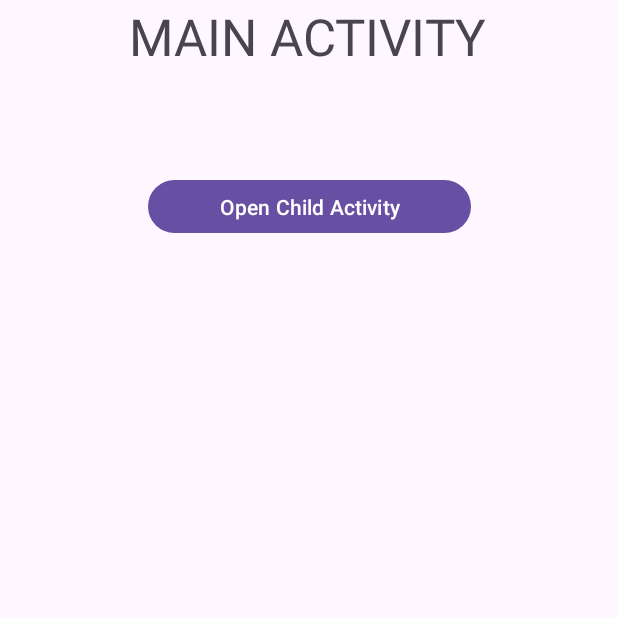
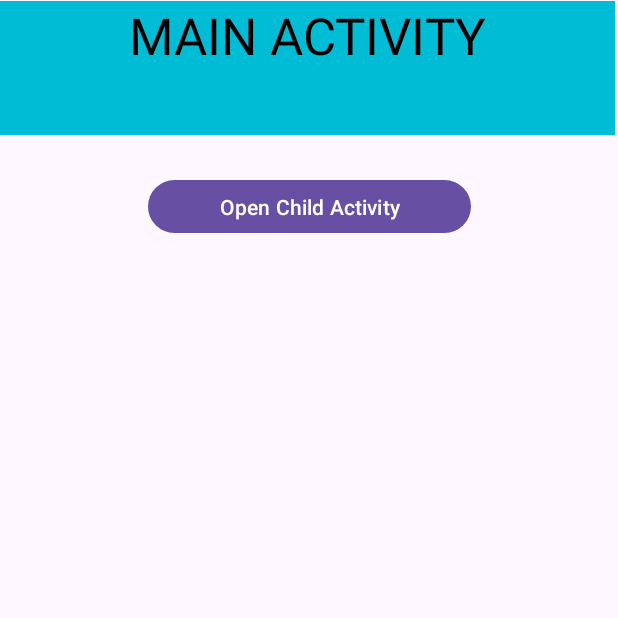
Before and after one commit to tranhieu243/CSE441_PRATICE, an Android app: the screen it shows after launch (MainActivity), on a phone screen of 412 x 824 dp, the top half of it. Run offline under Robolectric (Android 15) with nearby library versions, the phone set to English and light mode, and no system bars.

Commit message:
update Ex07

```diff
--- a/Ex07/app/src/main/AndroidManifest.xml
+++ b/Ex07/app/src/main/AndroidManifest.xml
@@ -21,6 +21,7 @@
                 <category android:name="android.intent.category.LAUNCHER" />
             </intent-filter>
         </activity>
+        <activity android:name=".ChildActivity"></activity>
     </application>
 
 </manifest>
--- a/Ex07/app/src/main/java/com/example/ex07/MainActivity.java
+++ b/Ex07/app/src/main/java/com/example/ex07/MainActivity.java
@@ -1,6 +1,9 @@
 package com.example.ex07;
 
+import android.content.Intent;
 import android.os.Bundle;
+import android.view.View;
+import android.widget.Button;
 
 import androidx.activity.EdgeToEdge;
 import androidx.appcompat.app.AppCompatActivity;
@@ -9,12 +12,23 @@ import androidx.core.view.ViewCompat;
 import androidx.core.view.WindowInsetsCompat;
 
 public class MainActivity extends AppCompatActivity {
+    Button btn_changeToChild;
 
     @Override
     protected void onCreate(Bundle savedInstanceState) {
         super.onCreate(savedInstanceState);
         EdgeToEdge.enable(this);
         setContentView(R.layout.activity_main);
+
+        btn_changeToChild = findViewById(R.id.btn_changeToChild);
+        btn_changeToChild.setOnClickListener(new View.OnClickListener() {
+            @Override
+            public void onClick(View v) {
+                Intent intent1 = new Intent(MainActivity.this, ChildActivity.class);
+                startActivity(intent1);
+            }
+        });
+
         ViewCompat.setOnApplyWindowInsetsListener(findViewById(R.id.main), (v, insets) -> {
             Insets systemBars = insets.getInsets(WindowInsetsCompat.Type.systemBars());
             v.setPadding(systemBars.left, systemBars.top, systemBars.right, systemBars.bottom);
--- a/Ex07/app/src/main/res/layout/activity_main.xml
+++ b/Ex07/app/src/main/res/layout/activity_main.xml
@@ -11,18 +11,20 @@
         android:id="@+id/txt_main"
         android:layout_width="410dp"
         android:layout_height="89dp"
+        android:background="#00BCD4"
         android:text="MAIN ACTIVITY"
         android:textAlignment="center"
+        android:textColor="#000000"
         android:textSize="34sp"
         app:layout_constraintBottom_toBottomOf="parent"
         app:layout_constraintEnd_toEndOf="parent"
         app:layout_constraintHorizontal_bias="0.0"
         app:layout_constraintStart_toStartOf="parent"
         app:layout_constraintTop_toTopOf="parent"
-        app:layout_constraintVertical_bias="0.002" />
+        app:layout_constraintVertical_bias="0.001" />
 
     <Button
-        android:id="@+id/button"
+        android:id="@+id/btn_changeToChild"
         android:layout_width="215dp"
         android:layout_height="43dp"
         android:text="Open Child Activity"
--- /dev/null
+++ b/Ex07/app/src/main/res/values/ids.xml
@@ -0,0 +1,4 @@
+<?xml version="1.0" encoding="utf-8"?>
+<resources>
+    <item name="child_activity" type="id" />
+</resources>
```
Also changed, not shown: Ex07/app/src/main/java/com/example/ex07/ChildActivity.java (+22 -1 lines), Ex07/app/src/main/res/layout/activity_child.xml (+29 -0 lines).
